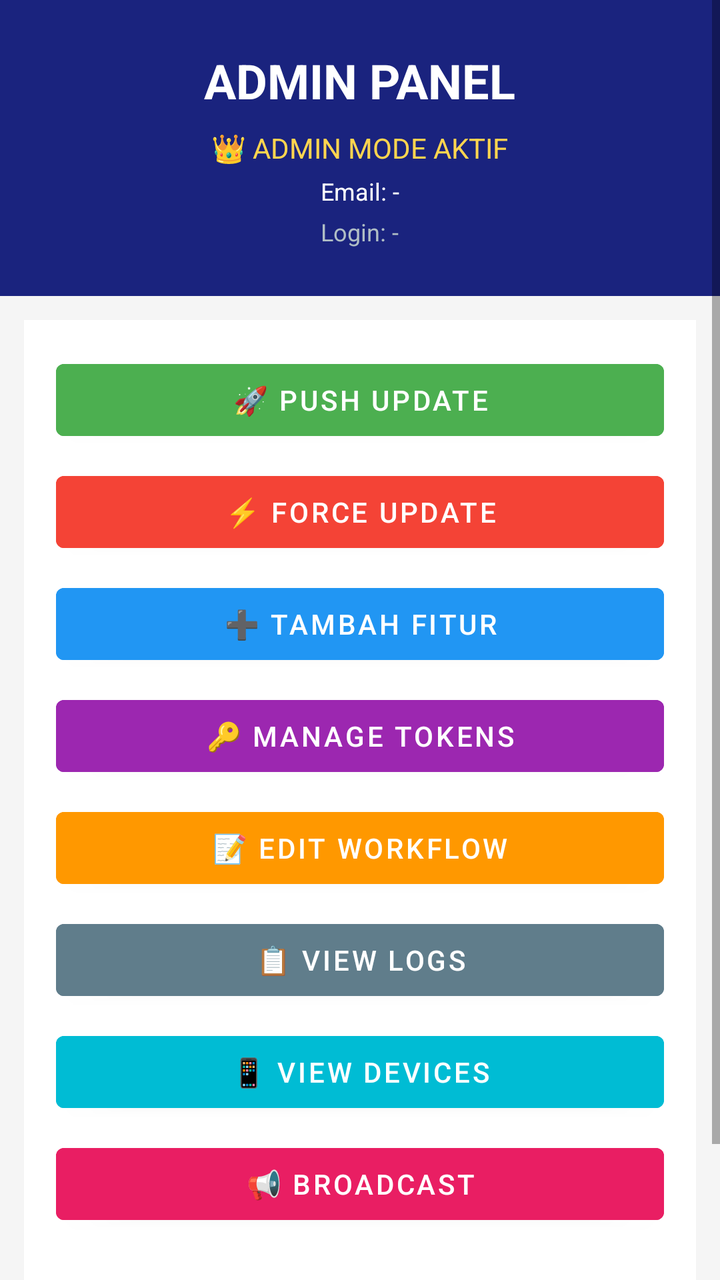
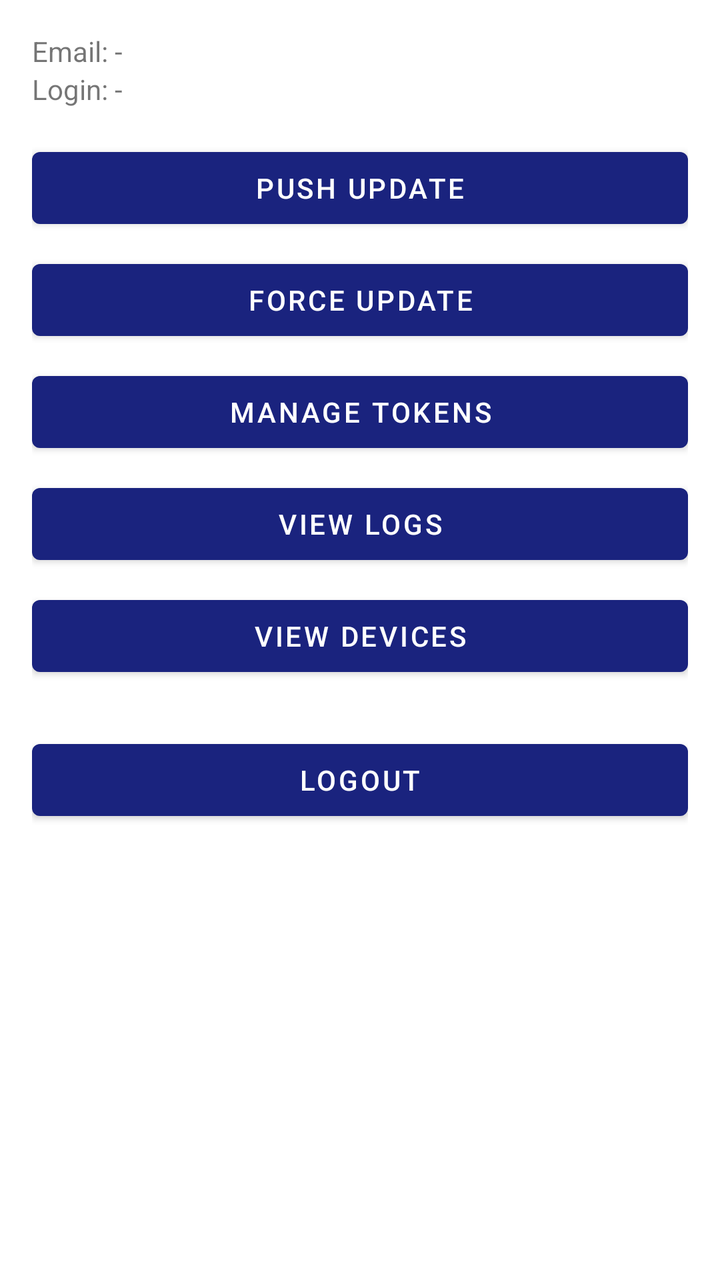

The first picture is an Android layout as it rendered before a commit; the second is the same layout after the commit. The layout source and the unified diff follow.
<!-- AndroidManifest.xml: application theme Theme.YadPipeline -->
<!-- res/layout/activity_admin.xml -->
<?xml version="1.0" encoding="utf-8"?>
<ScrollView xmlns:android="http://schemas.android.com/apk/res/android"
    android:layout_width="match_parent"
    android:layout_height="match_parent"
    android:background="#F5F5F5">

    <LinearLayout
        android:orientation="vertical"
        android:layout_width="match_parent"
        android:layout_height="wrap_content">

        <LinearLayout
            android:orientation="vertical"
            android:background="#1A237E"
            android:padding="24dp"
            android:layout_width="match_parent"
            android:layout_height="wrap_content">

            <TextView
                android:text="ADMIN PANEL"
                android:textColor="#FFFFFF"
                android:textSize="24sp"
                android:textStyle="bold"
                android:layout_gravity="center"
                android:layout_width="wrap_content"
                android:layout_height="wrap_content"/>

            <TextView
                android:id="@+id/tvAdminStatus"
                android:text="👑 ADMIN MODE AKTIF"
                android:textColor="#FFD54F"
                android:textSize="14sp"
                android:layout_gravity="center"
                android:layout_marginTop="8dp"
                android:layout_width="wrap_content"
                android:layout_height="wrap_content"/>

            <TextView
                android:id="@+id/tvAdminEmail"
                android:text="Email: -"
                android:textColor="#FFFFFF"
                android:textSize="12sp"
                android:layout_gravity="center"
                android:layout_marginTop="4dp"
                android:layout_width="wrap_content"
                android:layout_height="wrap_content"/>

            <TextView
                android:id="@+id/tvAdminLogin"
                android:text="Login: -"
                android:textColor="#B0BEC5"
                android:textSize="12sp"
                android:layout_gravity="center"
                android:layout_marginTop="4dp"
                android:layout_width="wrap_content"
                android:layout_height="wrap_content"/>
        </LinearLayout>

        <LinearLayout
            android:orientation="vertical"
            android:background="#FFFFFF"
            android:padding="16dp"
            android:layout_margin="12dp"
            android:layout_width="match_parent"
            android:layout_height="wrap_content">

            <Button android:id="@+id/btnPushUpdate"
                android:text="🚀 PUSH UPDATE"
                android:backgroundTint="#4CAF50"
                android:textColor="#FFFFFF"
                android:layout_marginBottom="8dp"
                android:layout_width="match_parent"
                android:layout_height="wrap_content"/>

            <Button android:id="@+id/btnForceUpdate"
                android:text="⚡ FORCE UPDATE"
                android:backgroundTint="#F44336"
                android:textColor="#FFFFFF"
                android:layout_marginBottom="8dp"
                android:layout_width="match_parent"
                android:layout_height="wrap_content"/>

            <Button android:id="@+id/btnTambahFitur"
                android:text="➕ TAMBAH FITUR"
                android:backgroundTint="#2196F3"
                android:textColor="#FFFFFF"
                android:layout_marginBottom="8dp"
                android:layout_width="match_parent"
                android:layout_height="wrap_content"/>

            <Button android:id="@+id/btnManageTokens"
                android:text="🔑 MANAGE TOKENS"
                android:backgroundTint="#9C27B0"
                android:textColor="#FFFFFF"
                android:layout_marginBottom="8dp"
                android:layout_width="match_parent"
                android:layout_height="wrap_content"/>

            <Button android:id="@+id/btnEditWorkflow"
                android:text="📝 EDIT WORKFLOW"
                android:backgroundTint="#FF9800"
                android:textColor="#FFFFFF"
                android:layout_marginBottom="8dp"
                android:layout_width="match_parent"
                android:layout_height="wrap_content"/>

            <Button android:id="@+id/btnViewLogs"
                android:text="📋 VIEW LOGS"
                android:backgroundTint="#607D8B"
                android:textColor="#FFFFFF"
                android:layout_marginBottom="8dp"
                android:layout_width="match_parent"
                android:layout_height="wrap_content"/>

            <Button android:id="@+id/btnViewDevices"
                android:text="📱 VIEW DEVICES"
                android:backgroundTint="#00BCD4"
                android:textColor="#FFFFFF"
                android:layout_marginBottom="8dp"
                android:layout_width="match_parent"
                android:layout_height="wrap_content"/>

            <Button android:id="@+id/btnBroadcast"
                android:text="📢 BROADCAST"
                android:backgroundTint="#E91E63"
                android:textColor="#FFFFFF"
                android:layout_marginBottom="8dp"
                android:layout_width="match_parent"
                android:layout_height="wrap_content"/>

            <Button android:id="@+id/btnLogout"
                android:text="🚪 LOGOUT"
                android:backgroundTint="#757575"
                android:textColor="#FFFFFF"
                android:layout_marginTop="16dp"
                android:layout_width="match_parent"
                android:layout_height="wrap_content"/>
        </LinearLayout>
    </LinearLayout>
</ScrollView>
<!-- resources referenced by this layout -->
<resources>
  <style name="Theme.YadPipeline" parent="Theme.MaterialComponents.DayNight.NoActionBar">
          <item name="colorPrimary">@color/primary</item>
          <item name="colorPrimaryVariant">@color/primary_dark</item>
          <item name="colorOnPrimary">@color/white</item>
          <item name="colorSecondary">@color/accent</item>
          <item name="colorSecondaryVariant">@color/accent_dark</item>
          <item name="colorOnSecondary">@color/white</item>
          <item name="android:statusBarColor" tools:targetApi="l">@color/primary_dark</item>
      </style>
  <color name="primary">#1A237E</color>
  <color name="primary_dark">#0D47A1</color>
  <color name="white">#FFFFFF</color>
  <color name="accent">#FF9800</color>
  <color name="accent_dark">#F57C00</color>
</resources>

<!-- the commit's change to res/layout/activity_admin.xml (unified diff, before → after) -->
@@ -1,140 +1,32 @@
 <?xml version="1.0" encoding="utf-8"?>
 <ScrollView xmlns:android="http://schemas.android.com/apk/res/android"
-    android:layout_width="match_parent"
-    android:layout_height="match_parent"
-    android:background="#F5F5F5">
+    android:layout_width="match_parent" android:layout_height="match_parent">
+    <LinearLayout android:orientation="vertical" android:padding="16dp"
+        android:layout_width="match_parent" android:layout_height="wrap_content">
 
-    <LinearLayout
-        android:orientation="vertical"
-        android:layout_width="match_parent"
-        android:layout_height="wrap_content">
+        <TextView android:id="@+id/tvAdminEmail" android:text="Email: -"
+            android:layout_width="match_parent" android:layout_height="wrap_content"/>
+        <TextView android:id="@+id/tvAdminLogin" android:text="Login: -"
+            android:layout_marginBottom="16dp"
+            android:layout_width="match_parent" android:layout_height="wrap_content"/>
 
-        <LinearLayout
-            android:orientation="vertical"
-            android:background="#1A237E"
-            android:padding="24dp"
-            android:layout_width="match_parent"
-            android:layout_height="wrap_content">
-
-            <TextView
-                android:text="ADMIN PANEL"
-                android:textColor="#FFFFFF"
-                android:textSize="24sp"
-                android:textStyle="bold"
-                android:layout_gravity="center"
-                android:layout_width="wrap_content"
-                android:layout_height="wrap_content"/>
-
-            <TextView
-                android:id="@+id/tvAdminStatus"
-                android:text="👑 ADMIN MODE AKTIF"
-                android:textColor="#FFD54F"
-                android:textSize="14sp"
-                android:layout_gravity="center"
-                android:layout_marginTop="8dp"
-                android:layout_width="wrap_content"
-                android:layout_height="wrap_content"/>
-
-            <TextView
-                android:id="@+id/tvAdminEmail"
-                android:text="Email: -"
-                android:textColor="#FFFFFF"
-                android:textSize="12sp"
-                android:layout_gravity="center"
-                android:layout_marginTop="4dp"
-                android:layout_width="wrap_content"
-                android:layout_height="wrap_content"/>
-
-            <TextView
-                android:id="@+id/tvAdminLogin"
-                android:text="Login: -"
-                android:textColor="#B0BEC5"
-                android:textSize="12sp"
-                android:layout_gravity="center"
-                android:layout_marginTop="4dp"
-                android:layout_width="wrap_content"
-                android:layout_height="wrap_content"/>
-        </LinearLayout>
-
-        <LinearLayout
-            android:orientation="vertical"
-            android:background="#FFFFFF"
-            android:padding="16dp"
-            android:layout_margin="12dp"
-            android:layout_width="match_parent"
-            android:layout_height="wrap_content">
-
-            <Button android:id="@+id/btnPushUpdate"
-                android:text="🚀 PUSH UPDATE"
-                android:backgroundTint="#4CAF50"
-                android:textColor="#FFFFFF"
-                android:layout_marginBottom="8dp"
-                android:layout_width="match_parent"
-                android:layout_height="wrap_content"/>
-
-            <Button android:id="@+id/btnForceUpdate"
-                android:text="⚡ FORCE UPDATE"
-                android:backgroundTint="#F44336"
-                android:textColor="#FFFFFF"
-                android:layout_marginBottom="8dp"
-                android:layout_width="match_parent"
-                android:layout_height="wrap_content"/>
-
-            <Button android:id="@+id/btnTambahFitur"
-                android:text="➕ TAMBAH FITUR"
-                android:backgroundTint="#2196F3"
-                android:textColor="#FFFFFF"
-                android:layout_marginBottom="8dp"
-                android:layout_width="match_parent"
-                android:layout_height="wrap_content"/>
-
-            <Button android:id="@+id/btnManageTokens"
-                android:text="🔑 MANAGE TOKENS"
-                android:backgroundTint="#9C27B0"
-                android:textColor="#FFFFFF"
-                android:layout_marginBottom="8dp"
-                android:layout_width="match_parent"
-                android:layout_height="wrap_content"/>
-
-            <Button android:id="@+id/btnEditWorkflow"
-                android:text="📝 EDIT WORKFLOW"
-                android:backgroundTint="#FF9800"
-                android:textColor="#FFFFFF"
-                android:layout_marginBottom="8dp"
-                android:layout_width="match_parent"
-                android:layout_height="wrap_content"/>
-
-            <Button android:id="@+id/btnViewLogs"
-                android:text="📋 VIEW LOGS"
-                android:backgroundTint="#607D8B"
-                android:textColor="#FFFFFF"
-                android:layout_marginBottom="8dp"
-                android:layout_width="match_parent"
-                android:layout_height="wrap_content"/>
-
-            <Button android:id="@+id/btnViewDevices"
-                android:text="📱 VIEW DEVICES"
-                android:backgroundTint="#00BCD4"
-                android:textColor="#FFFFFF"
-                android:layout_marginBottom="8dp"
-                android:layout_width="match_parent"
-                android:layout_height="wrap_content"/>
-
-            <Button android:id="@+id/btnBroadcast"
-                android:text="📢 BROADCAST"
-                android:backgroundTint="#E91E63"
-                android:textColor="#FFFFFF"
-                android:layout_marginBottom="8dp"
-                android:layout_width="match_parent"
-                android:layout_height="wrap_content"/>
-
-            <Button android:id="@+id/btnLogout"
-                android:text="🚪 LOGOUT"
-                android:backgroundTint="#757575"
-                android:textColor="#FFFFFF"
-                android:layout_marginTop="16dp"
-                android:layout_width="match_parent"
-                android:layout_height="wrap_content"/>
-        </LinearLayout>
+        <Button android:id="@+id/btnPushUpdate" android:text="Push Update"
+            android:layout_marginBottom="8dp"
+            android:layout_width="match_parent" android:layout_height="wrap_content"/>
+        <Button android:id="@+id/btnForceUpdate" android:text="Force Update"
+            android:layout_marginBottom="8dp"
+            android:layout_width="match_parent" android:layout_height="wrap_content"/>
+        <Button android:id="@+id/btnManageTokens" android:text="Manage Tokens"
+            android:layout_marginBottom="8dp"
+            android:layout_width="match_parent" android:layout_height="wrap_content"/>
+        <Button android:id="@+id/btnViewLogs" android:text="View Logs"
+            android:layout_marginBottom="8dp"
+            android:layout_width="match_parent" android:layout_height="wrap_content"/>
+        <Button android:id="@+id/btnViewDevices" android:text="View Devices"
+            android:layout_marginBottom="8dp"
+            android:layout_width="match_parent" android:layout_height="wrap_content"/>
+        <Button android:id="@+id/btnLogout" android:text="Logout"
+            android:layout_marginTop="16dp"
+            android:layout_width="match_parent" android:layout_height="wrap_content"/>
     </LinearLayout>
 </ScrollView>
<!-- resource entries referenced after the edit -->
@@ -5,14 +5,11 @@
           <item name="colorPrimaryVariant">@color/primary_dark</item>
           <item name="colorOnPrimary">@color/white</item>
           <item name="colorSecondary">@color/accent</item>
-          <item name="colorSecondaryVariant">@color/accent_dark</item>
           <item name="colorOnSecondary">@color/white</item>
-          <item name="android:statusBarColor" tools:targetApi="l">@color/primary_dark</item>
       </style>
   <color name="primary">#1A237E</color>
   <color name="primary_dark">#0D47A1</color>
   <color name="white">#FFFFFF</color>
   <color name="accent">#FF9800</color>
-  <color name="accent_dark">#F57C00</color>
 </resources>
 
